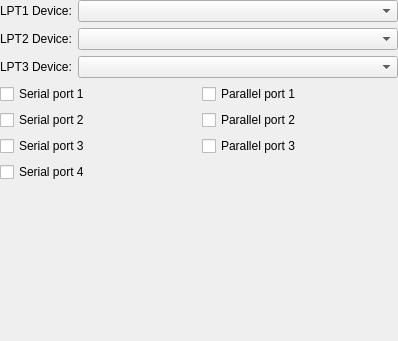
Before: the Qt Designer form src/qt/qt_settingsports.ui in 86Box/86Box, drawn with Qt 5.
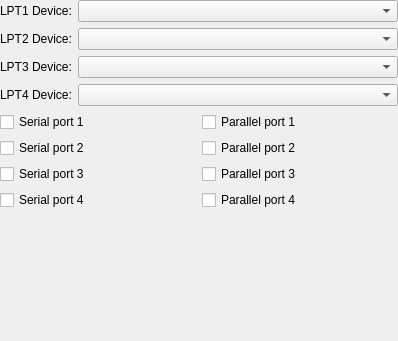
After: the same form once the commit is applied.

Commit message: qt: Add option to configure LPT4 device

Patch:
```diff
--- a/src/qt/qt_settingsports.ui
+++ b/src/qt/qt_settingsports.ui
@@ -58,6 +58,16 @@
      <item row="2" column="1">
       <widget class="QComboBox" name="comboBoxLpt3"/>
      </item>
+     <item row="3" column="0">
+      <widget class="QLabel" name="label_4">
+       <property name="text">
+        <string>LPT4 Device:</string>
+       </property>
+      </widget>
+     </item>
+     <item row="3" column="1">
+      <widget class="QComboBox" name="comboBoxLpt4"/>
+     </item>
     </layout>
    </item>
    <item>
@@ -111,6 +121,13 @@
        </property>
       </widget>
      </item>
+     <item row="3" column="1">
+      <widget class="QCheckBox" name="checkBoxParallel4">
+       <property name="text">
+        <string>Parallel port 4</string>
+       </property>
+      </widget>
+     </item>
     </layout>
    </item>
    <item>
```
The commit also changes 2 other files.
